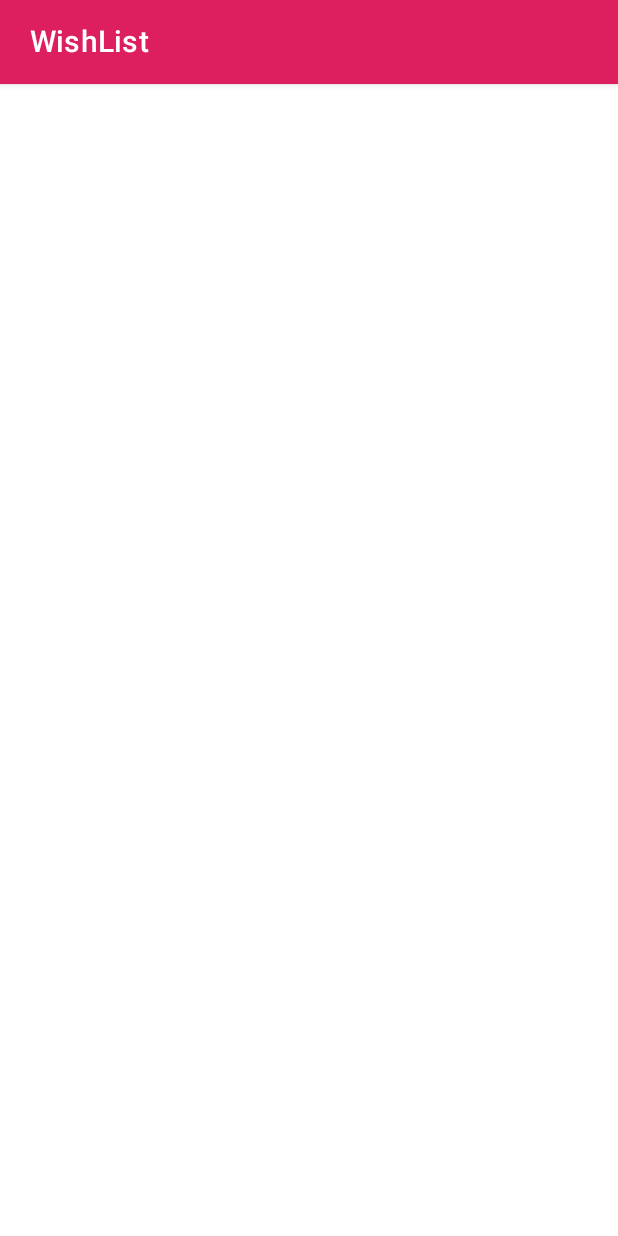
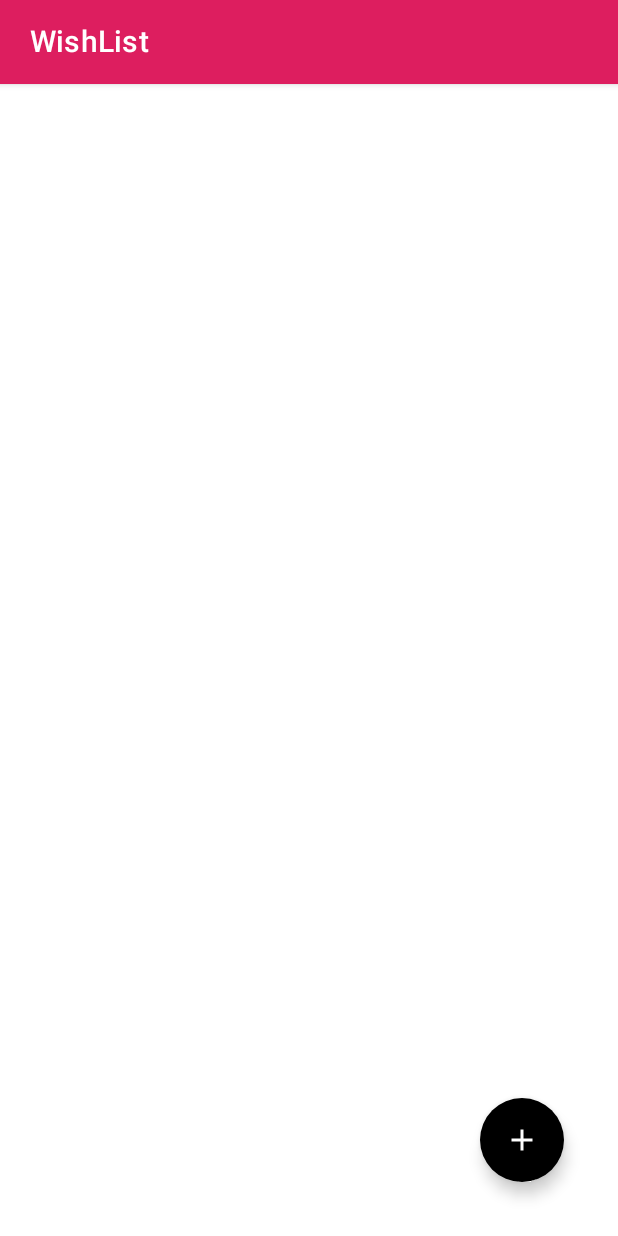
Before and after one commit to jaimegde/wishlist, an Android app built with Jetpack Compose: the screen it shows after launch (MainActivity), on a phone screen of 412 x 824 dp. Run offline under Robolectric (Android 15) with nearby library versions, the phone set to English and light mode, and no system bars.

Commit message:
added floating button

```diff
--- a/app/src/main/java/com/example/wishlist/HomeView.kt
+++ b/app/src/main/java/com/example/wishlist/HomeView.kt
@@ -5,9 +5,15 @@ import androidx.compose.foundation.layout.fillMaxSize
 import androidx.compose.foundation.layout.padding
 import androidx.compose.foundation.lazy.LazyColumn
 import androidx.compose.material.Scaffold
+import androidx.compose.material.FloatingActionButton
+import androidx.compose.material.Icon
+import androidx.compose.material.icons.Icons
+import androidx.compose.material.icons.filled.Add
 import androidx.compose.runtime.Composable
 import androidx.compose.ui.Modifier
+import androidx.compose.ui.graphics.Color
 import androidx.compose.ui.platform.LocalContext
+import androidx.compose.ui.unit.dp
 
 @Composable
 fun HomeView(){
@@ -15,10 +21,23 @@ fun HomeView(){
     Scaffold(
         topBar = {AppBarView(title = "WishList", {
             Toast.makeText(context,"Button Clicked", Toast.LENGTH_LONG).show()
+        })},
+        floatingActionButton = {
+            FloatingActionButton(
+                modifier = Modifier.padding(all = 20.dp),
+                contentColor = Color.White,
+                backgroundColor = Color.Black,
+                onClick = {
 
-        })}
+                })
+             {
+                Icon(imageVector = Icons.Default.Add, contentDescription = null)
+            }
+        }
     ){
-        LazyColumn(modifier = Modifier.fillMaxSize().padding(it)) {
+        LazyColumn(modifier = Modifier
+            .fillMaxSize()
+            .padding(it)) {
 
         }
     }
```
